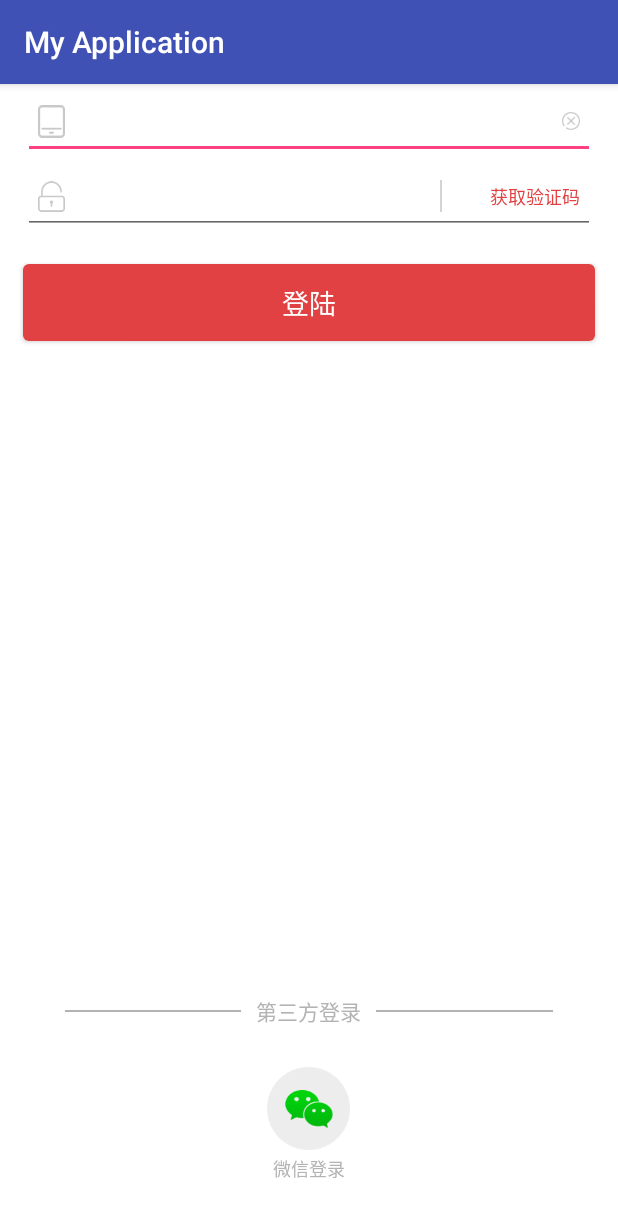
After one commit to Mexicande/FutureLottery, an Android app: the LoginActivity screen opened directly, with no data from a screen before it, on a phone screen of 412 x 824 dp. The commit adds this screen. Shown: the top 1217 px of the screen. Run offline under Robolectric (Android 15) with nearby library versions, the phone set to English and light mode, and no system bars.

Commit message:
LoginActivity_xml

```diff
--- /dev/null
+++ b/app/src/main/java/cn/com/futurelottery/ui/LoginActivity.java
@@ -0,0 +1,16 @@
+package cn.com.futurelottery.ui;
+
+import android.support.v7.app.AppCompatActivity;
+import android.os.Bundle;
+
+import cn.com.futurelottery.R;
+import cn.com.futurelottery.base.BaseActivity;
+
+public class LoginActivity extends BaseActivity {
+
+    @Override
+    protected void onCreate(Bundle savedInstanceState) {
+        super.onCreate(savedInstanceState);
+        setContentView(R.layout.activity_login);
+    }
+}
--- a/app/src/main/java/cn/com/futurelottery/ui/fragment/MeFragment.java
+++ b/app/src/main/java/cn/com/futurelottery/ui/fragment/CenterFragment.java
@@ -14,13 +14,13 @@ import cn.com.futurelottery.base.BaseFragment;
  * 我的
  */
 
-public class MeFragment extends BaseFragment{
+public class CenterFragment extends BaseFragment{
     private View view;
 
     @Nullable
     @Override
     public View onCreateView(LayoutInflater inflater, @Nullable ViewGroup container, @Nullable Bundle savedInstanceState) {
-            view = View.inflate(getActivity(), R.layout.me_fragment, null);
+            view = View.inflate(getActivity(), R.layout.center_fragment, null);
         return view;
     }
 }
--- /dev/null
+++ b/app/src/main/res/drawable/login_button_bg.xml
@@ -0,0 +1,5 @@
+<?xml version="1.0" encoding="utf-8"?>
+<shape xmlns:android="http://schemas.android.com/apk/res/android">
+    <solid android:color="@color/red"/>
+    <corners android:radius="@dimen/length_4"/>
+</shape>
--- /dev/null
+++ b/app/src/main/res/layout/activity_login.xml
@@ -0,0 +1,152 @@
+<?xml version="1.0" encoding="utf-8"?>
+<RelativeLayout xmlns:android="http://schemas.android.com/apk/res/android"
+    xmlns:app="http://schemas.android.com/apk/res-auto"
+    xmlns:tools="http://schemas.android.com/tools"
+    android:layout_width="match_parent"
+    android:layout_height="match_parent"
+    android:background="@color/bg_color_ff"
+    tools:context="cn.com.futurelottery.ui.LoginActivity">
+
+
+    <RelativeLayout
+        android:id="@+id/login_phone_rl"
+        android:layout_width="match_parent"
+        android:layout_height="wrap_content"
+        >
+        <ImageView
+            android:layout_width="@dimen/length_18"
+            android:layout_height="@dimen/length_22"
+            android:src="@mipmap/login_activity_phone"
+            android:layout_centerVertical="true"
+            android:layout_marginLeft="@dimen/length_25"
+            />
+        <EditText
+            android:id="@+id/phone_et"
+            android:layout_width="match_parent"
+            android:layout_height="50dp"
+            android:layout_marginLeft="@dimen/length_15"
+            android:layout_marginRight="@dimen/length_15"
+            android:paddingLeft="@dimen/length_28"
+            android:paddingRight="@dimen/length_28"
+            android:lines="0"
+            android:maxLength="11"
+            android:digits="0123456789"
+            android:inputType="phone"
+            />
+        <ImageView
+            android:layout_width="@dimen/length_12"
+            android:layout_height="@dimen/length_12"
+            android:src="@mipmap/login_activity_close"
+            android:layout_centerVertical="true"
+            android:layout_marginRight="@dimen/length_25"
+            android:layout_alignParentRight="true"
+            />
+    </RelativeLayout>
+    <RelativeLayout
+        android:id="@+id/login_phone_r2"
+        android:layout_below="@+id/login_phone_rl"
+        android:layout_width="match_parent"
+        android:layout_height="wrap_content"
+        >
+        <ImageView
+            android:layout_width="@dimen/length_18"
+            android:layout_height="@dimen/length_22"
+            android:src="@mipmap/login_activity_passward"
+            android:layout_centerVertical="true"
+            android:layout_marginLeft="@dimen/length_25"
+            />
+        <EditText
+            android:id="@+id/code_et"
+            android:layout_width="match_parent"
+            android:layout_height="50dp"
+            android:layout_marginLeft="@dimen/length_15"
+            android:layout_marginRight="@dimen/length_15"
+            android:paddingLeft="@dimen/length_28"
+            android:paddingRight="@dimen/length_28"
+            android:lines="0"
+            android:maxLength="11"
+            android:digits="0123456789"
+            android:inputType="phone"
+            />
+        <TextView
+            android:id="@+id/code_tv"
+            android:layout_width="wrap_content"
+            android:layout_height="wrap_content"
+            android:layout_centerVertical="true"
+            android:layout_marginRight="@dimen/length_25"
+            android:layout_alignParentRight="true"
+            android:text="获取验证码"
+            android:textSize="@dimen/size_12"
+            android:textColor="@color/red"
+            />
+        <View
+            android:layout_width="@dimen/length_1"
+            android:layout_height="@dimen/length_21"
+            android:layout_centerVertical="true"
+            android:background="@color/bg_color_d4"
+            android:layout_alignParentRight="true"
+            android:layout_marginRight="117dp"/>
+    </RelativeLayout>
+
+    <Button
+        android:id="@+id/login_btn"
+        android:layout_width="match_parent"
+        android:layout_below="@+id/login_phone_r2"
+        android:layout_height="51dp"
+        android:layout_marginRight="@dimen/length_15"
+        android:layout_marginLeft="@dimen/length_15"
+        android:background="@drawable/login_button_bg"
+        android:layout_marginTop="@dimen/length_20"
+        android:text="登陆"
+        android:textColor="@color/bg_color_ff"
+        android:textSize="@dimen/size_18"/>
+
+    <LinearLayout
+        android:layout_width="match_parent"
+        android:layout_height="wrap_content"
+        android:orientation="horizontal"
+        android:layout_marginLeft="43dp"
+        android:layout_marginRight="43dp"
+        android:layout_alignParentBottom="true"
+        android:layout_marginBottom="139dp"
+        android:gravity="center_vertical"
+        >
+
+        <View
+            android:layout_width="0dp"
+            android:layout_height="@dimen/length_1"
+            android:layout_weight="1"
+            android:background="@color/bg_color_b3"/>
+        <TextView
+            android:layout_width="wrap_content"
+            android:layout_height="wrap_content"
+            android:text="第三方登录"
+            android:textSize="@dimen/size_14"
+            android:textColor="@color/bg_color_b3"
+            android:layout_marginRight="@dimen/length_10"
+            android:layout_marginLeft="@dimen/length_10"/>
+        <View
+            android:layout_width="0dp"
+            android:layout_height="@dimen/length_1"
+            android:layout_weight="1"
+            android:background="@color/bg_color_b3"/>
+    </LinearLayout>
+
+    <ImageView
+        android:id="@+id/login_weixin_iv"
+        android:layout_width="55dp"
+        android:layout_height="55dp"
+        android:src="@mipmap/login_activity_weixin"
+        android:layout_alignParentBottom="true"
+        android:layout_marginBottom="57dp"
+        android:layout_centerHorizontal="true"/>
+    <TextView
+        android:layout_width="wrap_content"
+        android:layout_height="wrap_content"
+        android:text="微信登录"
+        android:layout_alignParentBottom="true"
+        android:layout_centerHorizontal="true"
+        android:layout_marginBottom="36dp"
+        android:textColor="@color/bg_color_b3"
+        android:textSize="@dimen/size_12"/>
+</RelativeLayout>
--- a/app/src/main/res/layout/me_fragment.xml
+++ b/app/src/main/res/layout/center_fragment.xml
@@ -12,7 +12,7 @@
 
 
         <ImageView
-            android:id="@+id/me_fragment_iv"
+            android:id="@+id/center_fragment_iv"
             android:layout_width="50dp"
             android:layout_height="50dp"
             android:layout_centerVertical="true"
@@ -20,12 +20,12 @@
             android:src="@mipmap/me_fragment_head1" />
 
         <TextView
-            android:id="@+id/me_fragment_number_tv"
+            android:id="@+id/center_fragment_number_tv"
             android:layout_width="wrap_content"
             android:layout_height="wrap_content"
             android:layout_centerVertical="true"
             android:layout_marginLeft="@dimen/length_17"
-            android:layout_toRightOf="@+id/me_fragment_iv"
+            android:layout_toRightOf="@+id/center_fragment_iv"
             android:lines="1"
             android:text="登陆/注册"
             android:textColor="@color/text_color_fe"
@@ -33,7 +33,7 @@
     </RelativeLayout>
 
     <LinearLayout
-        android:id="@+id/me_fragment_money_ll"
+        android:id="@+id/center_fragment_money_ll"
         android:layout_width="match_parent"
         android:layout_height="65dp"
         android:background="@color/bg_color_ff"
@@ -42,7 +42,7 @@
         android:layout_marginTop="@dimen/length_10">
 
         <LinearLayout
-            android:id="@+id/me_fragment_money_ll1"
+            android:id="@+id/center_fragment_money_ll1"
             android:layout_width="match_parent"
             android:layout_height="match_parent"
             android:layout_weight="1"
@@ -60,7 +60,7 @@
                 />
         </LinearLayout>
         <LinearLayout
-            android:id="@+id/me_fragment_money_ll2"
+            android:id="@+id/center_fragment_money_ll2"
             android:layout_width="match_parent"
             android:layout_height="match_parent"
             android:layout_weight="1"
@@ -71,7 +71,7 @@
             android:orientation="vertical">
 
             <TextView
-                android:id="@+id/me_fragment_money_tv1"
+                android:id="@+id/center_fragment_money_tv1"
                 android:layout_width="wrap_content"
                 android:layout_height="wrap_content"
                 android:text="0.00"
@@ -94,7 +94,7 @@
             android:background="@color/bg_color_de"/>
 
         <LinearLayout
-            android:id="@+id/me_fragment_money_ll3"
+            android:id="@+id/center_fragment_money_ll3"
             android:layout_width="match_parent"
             android:layout_height="match_parent"
             android:layout_weight="1"
@@ -116,7 +116,7 @@
 
 
     <LinearLayout
-        android:id="@+id/me_fragment_order_ll"
+        android:id="@+id/center_fragment_order_ll"
         android:layout_width="match_parent"
         android:layout_height="82dp"
         android:background="@color/bg_color_ff"
@@ -124,7 +124,7 @@
         android:layout_marginTop="@dimen/length_10">
 
         <LinearLayout
-            android:id="@+id/me_fragment_order_ll1"
+            android:id="@+id/center_fragment_order_ll1"
             android:layout_width="match_parent"
             android:layout_height="match_parent"
             android:layout_weight="1"
@@ -148,7 +148,7 @@
                 />
         </LinearLayout>
         <LinearLayout
-            android:id="@+id/me_fragment_order_ll2"
+            android:id="@+id/center_fragment_order_ll2"
             android:layout_width="match_parent"
             android:layout_height="match_parent"
             android:layout_weight="1"
@@ -172,7 +172,7 @@
                 />
         </LinearLayout>
         <LinearLayout
-            android:id="@+id/me_fragment_order_ll3"
+            android:id="@+id/center_fragment_order_ll3"
             android:layout_width="match_parent"
             android:layout_height="match_parent"
             android:layout_weight="1"
@@ -196,7 +196,7 @@
                 />
         </LinearLayout>
         <LinearLayout
-            android:id="@+id/me_fragment_order_ll4"
+            android:id="@+id/center_fragment_order_ll4"
             android:layout_width="match_parent"
             android:layout_height="match_parent"
             android:layout_weight="1"
@@ -229,14 +229,14 @@
         android:background="@color/bg_color_ff"
         android:layout_marginTop="@dimen/length_10">
         <RelativeLayout
-            android:id="@+id/me_fragment_rl1"
+            android:id="@+id/center_fragment_rl1"
             android:layout_width="match_parent"
             android:layout_height="45dp"
             android:background="?android:attr/selectableItemBackground"
             android:clickable="true">
 
             <ImageView
-                android:id="@+id/me_fragment_record_iv"
+                android:id="@+id/center_fragment_record_iv"
                 android:layout_width="@dimen/length_16"
                 android:layout_height="@dimen/length_17"
                 android:layout_centerVertical="true"
@@ -248,7 +248,7 @@
                 android:layout_height="wrap_content"
                 android:layout_centerVertical="true"
                 android:layout_marginLeft="@dimen/length_10"
-                android:layout_toRightOf="@+id/me_fragment_record_iv"
+                android:layout_toRightOf="@+id/center_fragment_record_iv"
                 android:text="我的红包"
                 android:textColor="@color/text_color_32"
                 android:textSize="@dimen/size_12" />
@@ -268,14 +268,14 @@
             android:background="@color/bg_color_e1"
             android:layout_marginLeft="@dimen/length_13"/>
         <RelativeLayout
-            android:id="@+id/me_fragment_rl2"
+            android:id="@+id/center_fragment_rl2"
             android:layout_width="match_parent"
             android:layout_height="45dp"
             android:background="?android:attr/selectableItemBackground"
             android:clickable="true">
 
             <ImageView
-                android:id="@+id/me_fragment_share_iv"
+                android:id="@+id/center_fragment_share_iv"
                 android:layout_width="@dimen/length_17"
                 android:layout_height="@dimen/length_18"
                 android:layout_centerVertical="true"
@@ -287,7 +287,7 @@
                 android:layout_height="wrap_content"
                 android:layout_centerVertical="true"
                 android:layout_marginLeft="@dimen/length_10"
-                android:layout_toRightOf="@+id/me_fragment_share_iv"
+                android:layout_toRightOf="@+id/center_fragment_share_iv"
                 android:text="分享给朋友"
                 android:textColor="@color/text_color_32"
                 android:textSize="@dimen/size_12" />
@@ -303,7 +303,7 @@
     </LinearLayout>
 
     <RelativeLayout
-        android:id="@+id/me_fragment_rl3"
+        android:id="@+id/center_fragment_rl3"
         android:layout_width="match_parent"
         android:layout_height="45dp"
         android:background="?android:attr/selectableItemBackground"
@@ -311,7 +311,7 @@
         android:layout_marginTop="@dimen/length_10">
 
         <ImageView
-            android:id="@+id/me_fragment_set_iv"
+            android:id="@+id/center_fragment_set_iv"
             android:layout_width="@dimen/length_19"
             android:layout_height="@dimen/length_18"
             android:layout_centerVertical="true"
@@ -323,7 +323,7 @@
             android:layout_height="wrap_content"
             android:layout_centerVertical="true"
             android:layout_marginLeft="@dimen/length_10"
-            android:layout_toRightOf="@+id/me_fragment_set_iv"
+            android:layout_toRightOf="@+id/center_fragment_set_iv"
             android:text="设置"
             android:textColor="@color/text_color_32"
             android:textSize="@dimen/size_12" />
--- a/app/src/main/res/values/colors.xml
+++ b/app/src/main/res/values/colors.xml
@@ -7,10 +7,14 @@
 
 
 
+
+    <color name="red">#E14142</color>
     <color name="bg_color_ff">#ffffff</color>
     <color name="bg_color_f4">#f4f4f4</color>
     <color name="bg_color_de">#dedede</color>
     <color name="bg_color_e1">#e1e1e1</color>
+    <color name="bg_color_d4">#d4d4d4</color>
+    <color name="bg_color_b3">#b3b3b3</color>
 
 
 
```
Also changed, not shown: app/src/main/AndroidManifest.xml (+6 -4 lines), app/src/main/res/mipmap-xhdpi/login_activity_close.png (added), app/src/main/res/mipmap-xhdpi/login_activity_passward.png (added), app/src/main/res/mipmap-xhdpi/login_activity_phone.png (added), app/src/main/res/mipmap-xhdpi/login_activity_weixin.png (added).
